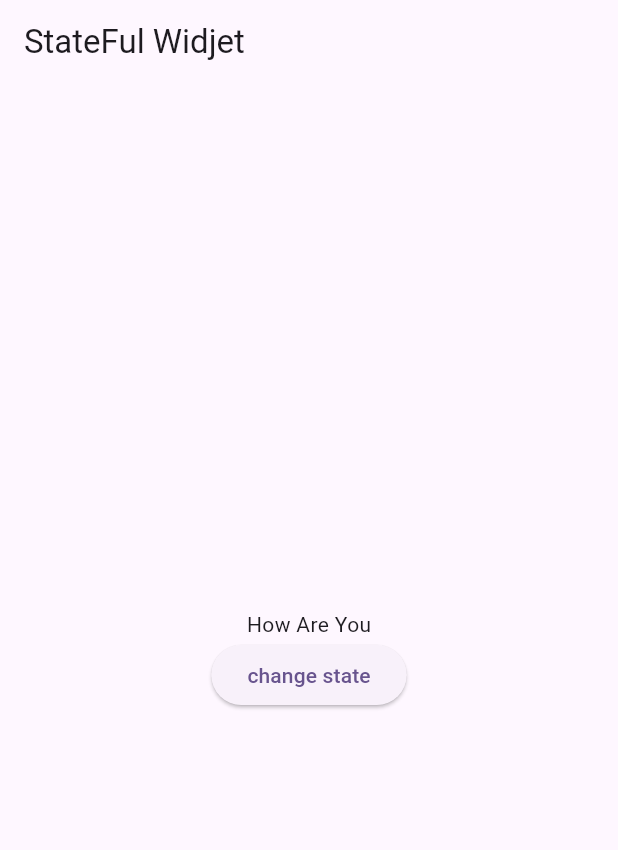
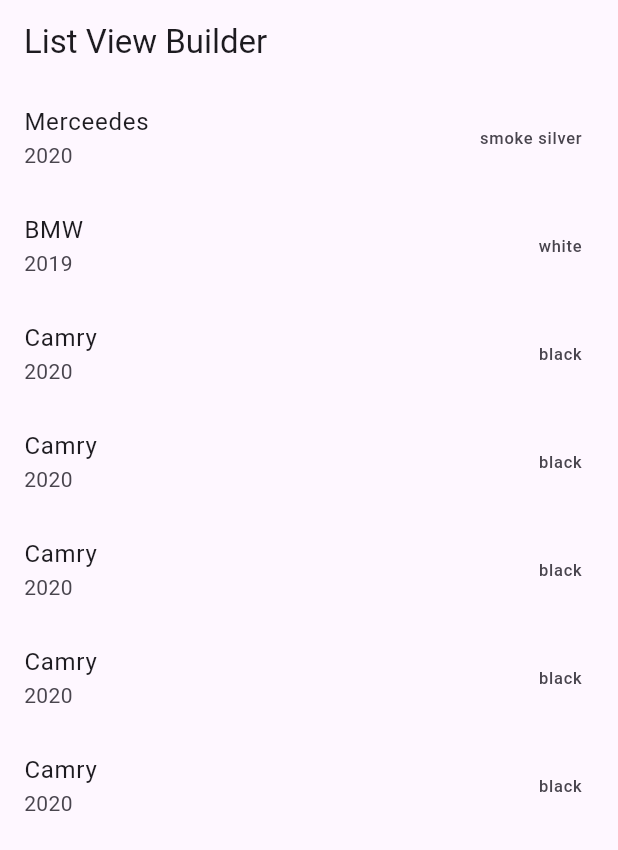
Before and after one commit to fayezCoder/flutter_widjets, a Flutter app: the screen it shows after launch, on a phone screen of 412 x 824 dp. Shown: the top 850 px of the screen. Run offline on Flutter 3.47's test engine with Material 2 defaults, Android fonts, the phone set to English and light mode, and no system bars.

Commit message:
add list list_view_builder

```diff
--- a/lib/flutter_widjets/gesture_detector.dart
+++ b/lib/flutter_widjets/gesture_detector.dart
@@ -12,15 +12,19 @@
       body: Center(
         child: GestureDetector(
           onTap: () {
+            // ignore: avoid_print
             print("Tap");
           },
           onTapUp: (tap) {
+            // ignore: avoid_print
             print("Up");
           },
           onTapDown: (tap) {
+            // ignore: avoid_print
             print("Down");
           },
           onTapCancel: () {
+            // ignore: avoid_print
             print("Cancel");
           },
           child: Container(
--- a/lib/flutter_widjets/inkwell.dart
+++ b/lib/flutter_widjets/inkwell.dart
@@ -11,11 +11,12 @@
       ),
       floatingActionButton: FloatingActionButton(
         onPressed: () {},
-        child: Icon(Icons.add),
+        child: const Icon(Icons.add),
       ),
       body: Center(
         //inkwell is used to create a custom button from zero.or image .
         child: InkWell(
+          // ignore: avoid_print
           onTap: () => print("Fayez Coder"),
           child: Container(
             decoration: BoxDecoration(
--- /dev/null
+++ b/lib/flutter_widjets/list_view_builder.dart
@@ -0,0 +1,65 @@
+import 'package:flutter/material.dart';
+
+class MyListViewBuilder extends StatefulWidget {
+  const MyListViewBuilder({super.key});
+
+  @override
+  State<MyListViewBuilder> createState() => _MyListViewBuilderState();
+}
+
+class _MyListViewBuilderState extends State<MyListViewBuilder> {
+  List cars = [
+    {
+      "name": "Merceedes",
+      "model": "2020",
+      "color": "smoke silver",
+    },
+    {
+      "name": "BMW",
+      "model": "2019",
+      "color": "white",
+    },
+    {
+      "name": "Camry",
+      "model": "2020",
+      "color": "black",
+    },
+        {
+      "name": "Camry",
+      "model": "2020",
+      "color": "black",
+    },
+        {
+      "name": "Camry",
+      "model": "2020",
+      "color": "black",
+    },
+        {
+      "name": "Camry",
+      "model": "2020",
+      "color": "black",
+    },
+        {
+      "name": "Camry",
+      "model": "2020",
+      "color": "black",
+    },
+  ];
+  @override
+  Widget build(BuildContext context) {
+    return Scaffold(
+      appBar: AppBar(
+        title: const Text("List View Builder"),
+      ),
+      body: ListView.builder(
+          itemCount: cars.length,
+          itemBuilder: (context, i) {
+            return ListTile(
+              title: Text("${cars[i]["name"]}"),
+              subtitle: Text("${cars[i]["model"]}"),
+              trailing: Text("${cars[i]["color"]}"),
+            );
+          }),
+    );
+  }
+}
--- a/lib/main.dart
+++ b/lib/main.dart
@@ -1,7 +1,5 @@
 import 'package:flutter/material.dart';
-import 'package:flutter_widjets/flutter_widjets/gesture_detector.dart';
-import 'package:flutter_widjets/flutter_widjets/inkwell.dart';
-import 'package:flutter_widjets/flutter_widjets/stateful_widjet.dart';
+import 'package:flutter_widjets/flutter_widjets/list_view_builder.dart';
 
 void main() {
   runApp(const MyApp());
@@ -19,7 +17,7 @@
         colorScheme: ColorScheme.fromSeed(seedColor: Colors.deepPurple),
         useMaterial3: true,
       ),
-      home: const MyStatfulWidjet(),
+      home: const MyListViewBuilder(),
     );
   }
 }
```
Also changed, not shown: lib/flutter_widjets/check_box_list.dart (added, +75 -0 lines), lib/flutter_widjets/radio_list_tile.dart (added, +72 -0 lines), lib/flutter_widjets/switch_list_tile.dart (added, +36 -0 lines), 1 other file.
